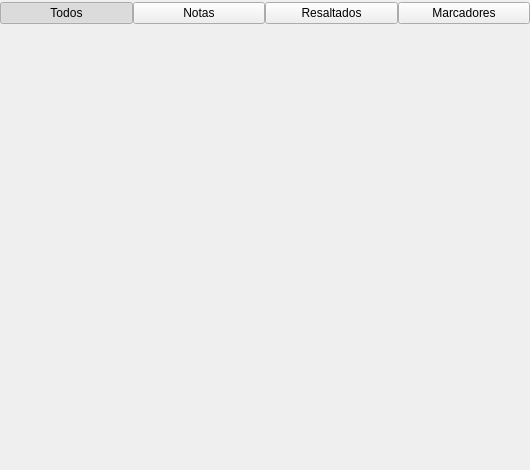
Old version of the form bqViewer/ui/ViewerAnnotationsList.ui in the repository bq/cervantes.
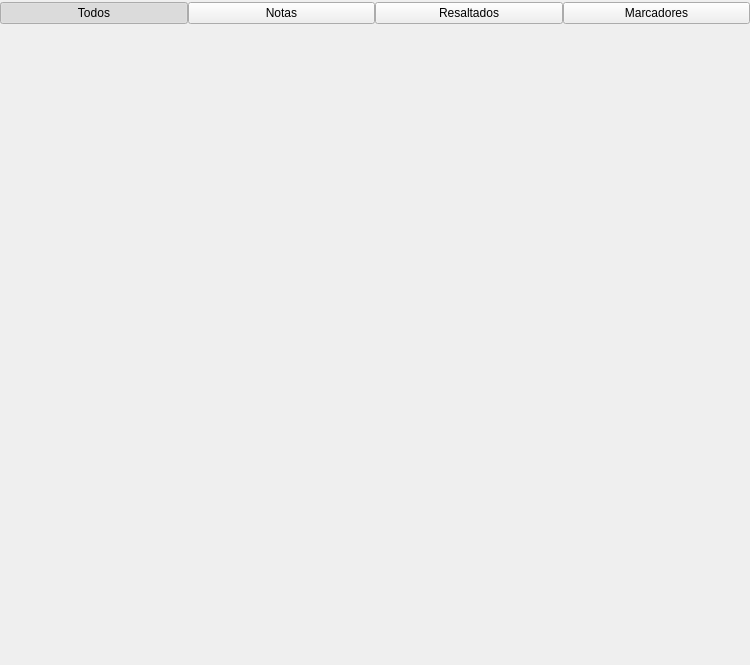
New version of the form. Custom widgets are drawn as their Qt base class.

What changed in the file:
```diff
--- a/bqViewer/ui/ViewerAnnotationsList.ui
+++ b/bqViewer/ui/ViewerAnnotationsList.ui
@@ -6,20 +6,20 @@
    <rect>
     <x>0</x>
     <y>0</y>
-    <width>530</width>
-    <height>470</height>
+    <width>750</width>
+    <height>665</height>
    </rect>
   </property>
   <property name="minimumSize">
    <size>
-    <width>530</width>
-    <height>470</height>
+    <width>0</width>
+    <height>0</height>
    </size>
   </property>
   <property name="maximumSize">
    <size>
-    <width>530</width>
-    <height>470</height>
+    <width>750</width>
+    <height>665</height>
    </size>
   </property>
   <property name="windowTitle">
@@ -169,8 +169,8 @@
      </property>
      <property name="sizeHint" stdset="0">
       <size>
-       <width>20</width>
-       <height>40</height>
+       <width>28</width>
+       <height>57</height>
       </size>
      </property>
     </spacer>
```
Left out of the diff: 14 changed lines with no effect on the pictures.
